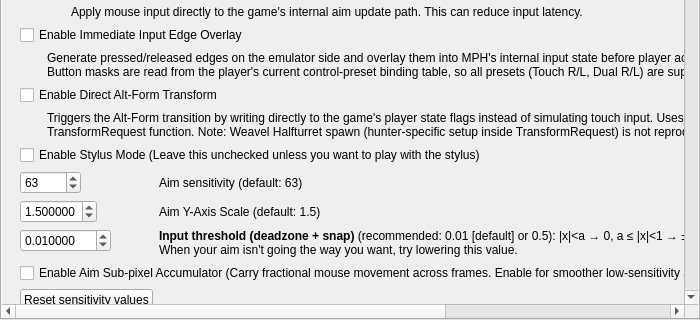
First picture: the form in src/frontend/qt_sdl/InputConfig/MelonPrimeInputConfig.ui, repository melonDS-emu/melonDS, before the edit; both pictures show x 0 to 700 and y 180 to 500 of the 700 by 500 pixel window.
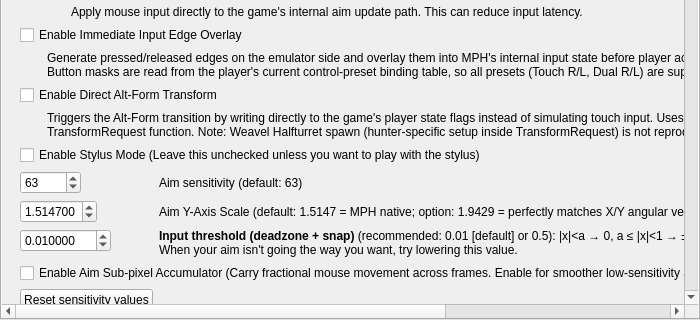
Second picture: the form after the edit. The open tabs and pages were chosen to show the change.

What changed in the file:
```diff
--- a/src/frontend/qt_sdl/InputConfig/MelonPrimeInputConfig.ui
+++ b/src/frontend/qt_sdl/InputConfig/MelonPrimeInputConfig.ui
@@ -191,15 +191,16 @@
 													<number>6</number>
 												</property>
 												<property name="value">
-													<double>1.500000</double>
+													<double>1.514700</double>
 												</property>
 											</widget>
 										</item>
 										<item row="11" column="1">
 											<widget class="QLabel" name="metroidAimYAxisScaleLabel">
 												<property name="text">
-													<string>Aim Y-Axis Scale (default: 1.5)</string>
+													<string>Aim Y-Axis Scale (default: 1.5147 = MPH native; option: 1.9429 = perfectly matches X/Y angular velocity)</string>
 												</property>
+												<property name="wordWrap"><bool>true</bool></property>
 											</widget>
 										</item>
 										<item row="12" column="0">
```
